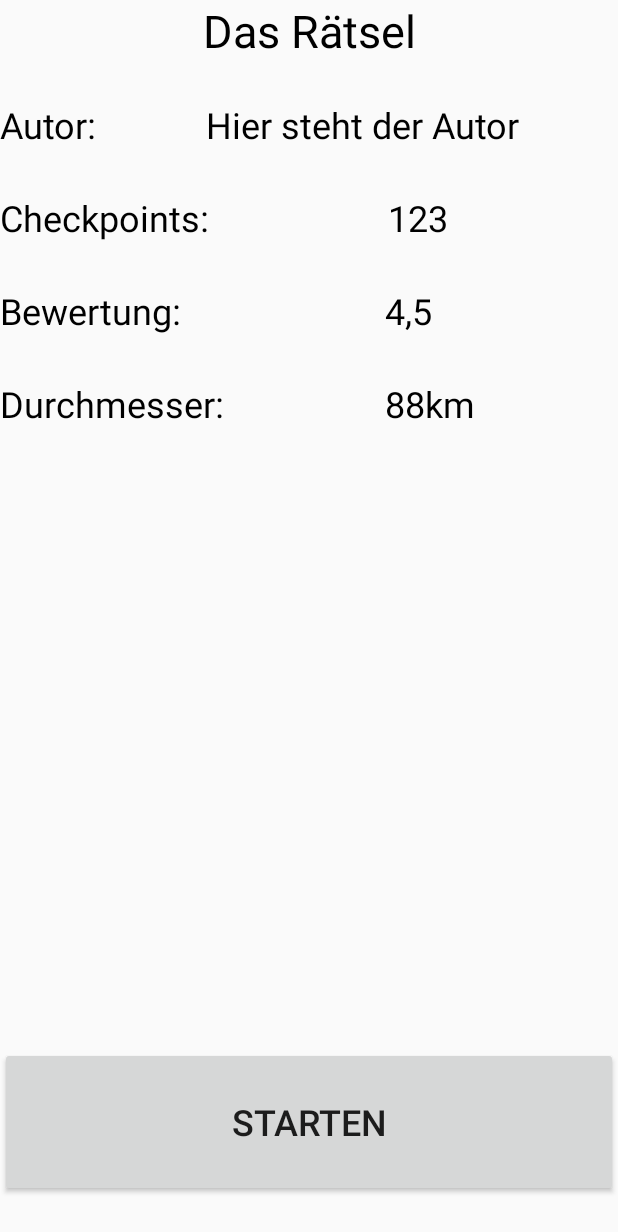
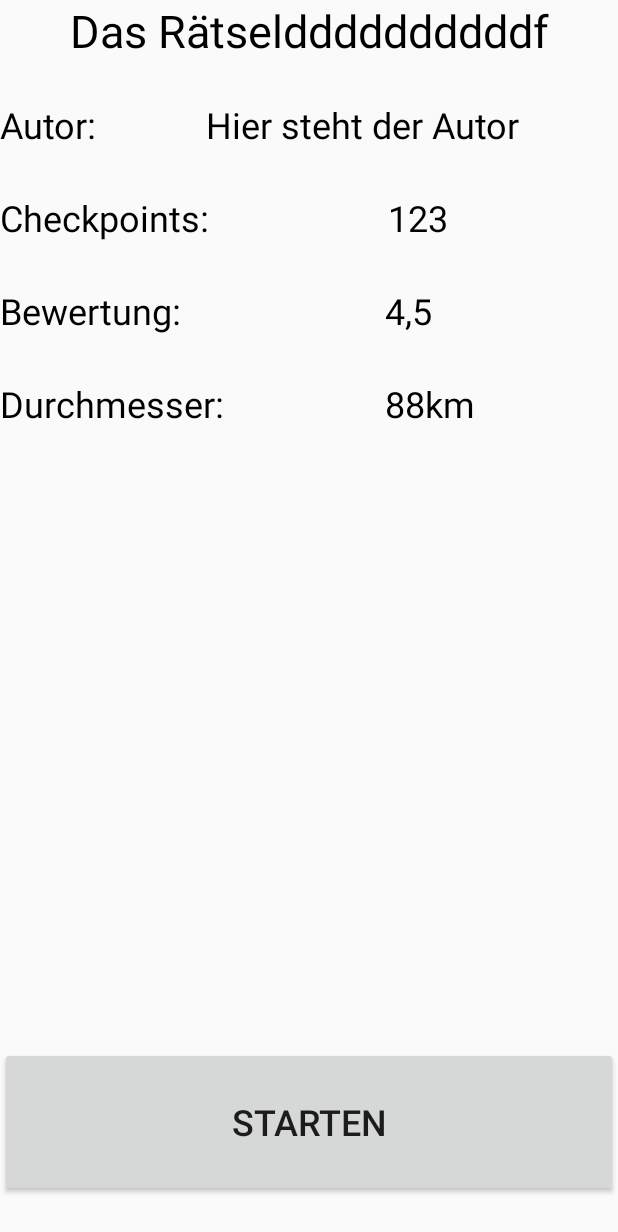
Before and after one commit to arceh/GeocachingGit, an Android app: the layout riddle_start.xml on its own in the app's theme, with its tools: preview values and no code run, on a phone screen of 412 x 824 dp. Shown: the top 1232 px of the screen. Run offline under Robolectric (Android 15) with nearby library versions, the phone set to English and light mode, and no system bars.

Commit message:
Meine Datein

```diff
--- a/app/src/main/res/layout/riddle_start.xml
+++ b/app/src/main/res/layout/riddle_start.xml
@@ -84,7 +84,7 @@
         android:layout_alignParentStart="true" />
 
     <TextView
-        android:text="Das Rätsel"
+        android:text="Das Rätselddddddddddf"
         android:layout_width="match_parent"
         android:layout_height="wrap_content"
         android:gravity="center_vertical|center_horizontal"
```
